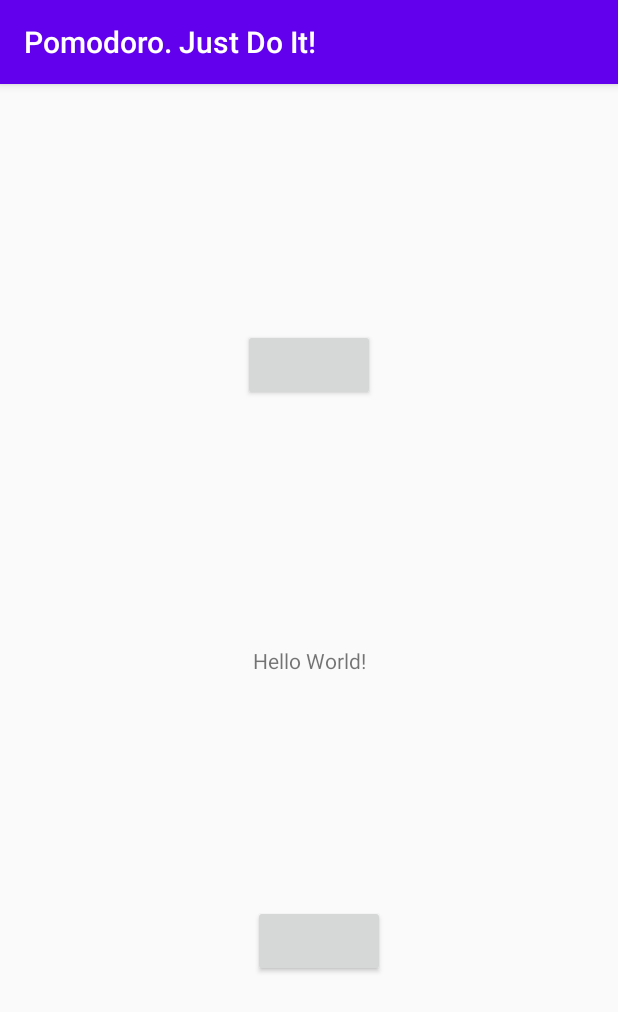
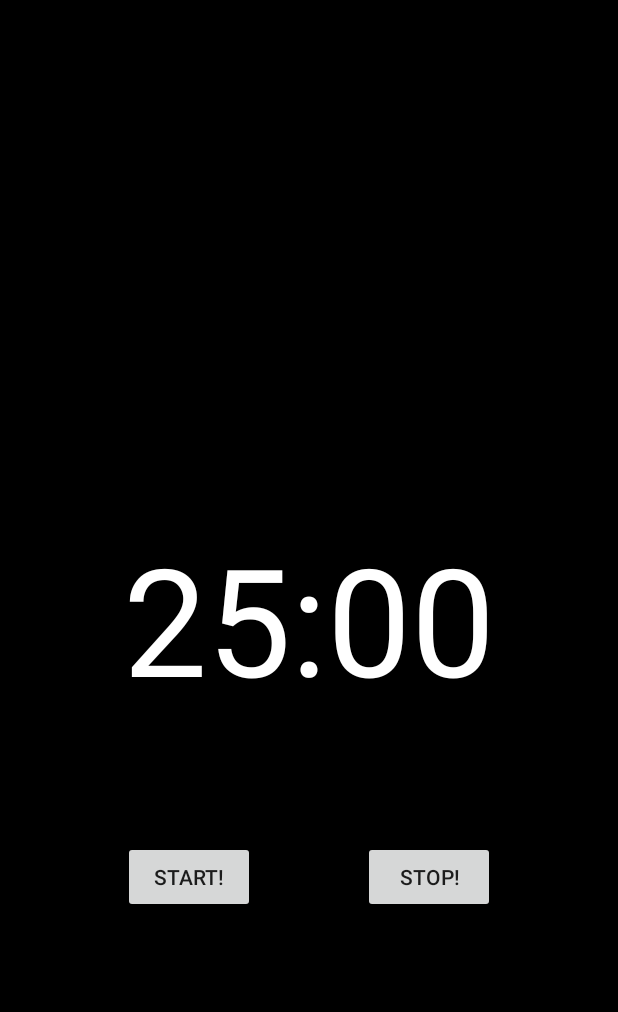
Before and after one commit to Ratiug-99/Pomodoro-Just-Do-It, an Android app: the screen it shows after launch (MainActivity), on a phone screen of 412 x 824 dp. Shown: the top 1012 px of the screen. Run offline under Robolectric (Android 15) with nearby library versions, the phone set to English and light mode, and no system bars.

Commit message:
some design

```diff
--- a/app/src/main/java/com/ratiug/dev/pomodorojustdoit/MainActivity.java
+++ b/app/src/main/java/com/ratiug/dev/pomodorojustdoit/MainActivity.java
@@ -8,6 +8,8 @@ import android.content.Context;
 import android.content.Intent;
 import android.content.IntentFilter;
 import android.content.ServiceConnection;
+import android.graphics.Bitmap;
+import android.graphics.BitmapFactory;
 import android.graphics.Color;
 import android.media.MediaPlayer;
 import android.os.Build;
@@ -61,26 +63,18 @@ public class MainActivity extends AppCompatActivity {
         setContentView(R.layout.activity_main);
         mDateFormat.setTimeZone(TimeZone.getTimeZone("UTC"));
         mTextViewTime = findViewById(R.id.tvTimer);
-        button = findViewById(R.id.tempbutton);
         mStartTimerBtn = findViewById(R.id.btnStart);
-
-        button.setOnClickListener(new View.OnClickListener() {
-            @Override
-            public void onClick(View view) {
-              //  CreateNotificationConcentration();
-            }
-        });
 
         mBroadcastReceiverTick = new BroadcastReceiver() {
             @Override
-            public void onReceive(Context context, Intent intent) { //todo create method
+            public void onReceive(Context context, Intent intent) {
                 updateTimeToFinish(intent);
             }
         };
 
         mFinishTimer = new BroadcastReceiver() {
             @Override
-            public void onReceive(Context context, Intent intent) { //todo create method
+            public void onReceive(Context context, Intent intent) {
                 finishTimer();
             }
         };
@@ -132,9 +126,10 @@ public class MainActivity extends AppCompatActivity {
         CreateNotificationConcentration(timeToFinish);
     }
 
-    private void CreateNotificationConcentration(String time) { //
+    private void CreateNotificationConcentration(String time) { //todo add onClickListener
         Log.d(TAG, "temp: ");
         String KEY_CHANNEL_TIMER = "KEY_CHANNEL_TIMER";
+        Bitmap bitmap = BitmapFactory.decodeResource(getResources(), R.drawable.ic_notifi_timer);
         NotificationCompat.Builder mBuilder = new NotificationCompat.Builder(getApplicationContext(), KEY_CHANNEL_TIMER)
                 .setSmallIcon(R.drawable.ic_notifi_timer)
                 .setContentTitle("Время концентрации")
--- a/app/src/main/res/layout/activity_main.xml
+++ b/app/src/main/res/layout/activity_main.xml
@@ -4,13 +4,16 @@
     xmlns:tools="http://schemas.android.com/tools"
     android:layout_width="match_parent"
     android:layout_height="match_parent"
+    android:background="@color/black"
     tools:context=".MainActivity">
 
     <TextView
         android:id="@+id/tvTimer"
         android:layout_width="wrap_content"
         android:layout_height="wrap_content"
-        android:text="Hello World!"
+        android:text="25:00"
+        android:textColor="@color/white"
+        android:textSize="100sp"
         app:layout_constraintBottom_toBottomOf="parent"
         app:layout_constraintLeft_toLeftOf="parent"
         app:layout_constraintRight_toRightOf="parent"
@@ -20,20 +23,17 @@
         android:id="@+id/btnStart"
         android:layout_width="wrap_content"
         android:layout_height="wrap_content"
+        android:text="@string/start"
         app:layout_constraintBottom_toBottomOf="parent"
         app:layout_constraintStart_toStartOf="@id/tvTimer"
         app:layout_constraintTop_toTopOf="@id/tvTimer" />
-
     <Button
-
-        android:id="@+id/tempbutton"
+        android:id="@+id/btnStop"
         android:layout_width="wrap_content"
         android:layout_height="wrap_content"
-        app:layout_constraintBottom_toTopOf="@+id/tvTimer"
-        app:layout_constraintEnd_toEndOf="parent"
-        app:layout_constraintHorizontal_bias="0.5"
-        app:layout_constraintStart_toStartOf="parent"
-        app:layout_constraintTop_toTopOf="parent"
-        tools:text="temptext" />
+        android:text="@string/stop"
+        app:layout_constraintBottom_toBottomOf="parent"
+        app:layout_constraintEnd_toEndOf="@id/tvTimer"
+        app:layout_constraintTop_toTopOf="@id/tvTimer" />
 
 </androidx.constraintlayout.widget.ConstraintLayout>
--- a/app/src/main/res/values/colors.xml
+++ b/app/src/main/res/values/colors.xml
@@ -1,6 +1,9 @@
 <?xml version="1.0" encoding="utf-8"?>
 <resources>
     <color name="colorPrimary">#6200EE</color>
-    <color name="colorPrimaryDark">#3700B3</color>
+    <color name="colorPrimaryDark">@color/black</color>
     <color name="colorAccent">#03DAC5</color>
+    //My colors
+    <color name="black">#000000</color>
+    <color name="white">#FFFF</color>
 </resources>
--- /dev/null
+++ b/app/src/main/res/values/ic_timer_background.xml
@@ -0,0 +1,4 @@
+<?xml version="1.0" encoding="utf-8"?>
+<resources>
+    <color name="ic_timer_background">#000000</color>
+</resources>
--- a/app/src/main/res/values/strings.xml
+++ b/app/src/main/res/values/strings.xml
@@ -1,3 +1,5 @@
 <resources>
     <string name="app_name">Pomodoro. Just Do It!</string>
+    <string name="start">Start!</string>
+    <string name="stop">Stop!</string>
 </resources>
--- a/app/src/main/res/values/styles.xml
+++ b/app/src/main/res/values/styles.xml
@@ -1,6 +1,6 @@
 <resources>
     <!-- Base application theme. -->
-    <style name="AppTheme" parent="Theme.AppCompat.Light.DarkActionBar">
+    <style name="AppTheme" parent="Theme.AppCompat.Light.NoActionBar">
         <!-- Customize your theme here. -->
         <item name="colorPrimary">@color/colorPrimary</item>
         <item name="colorPrimaryDark">@color/colorPrimaryDark</item>
```
Also changed, not shown: app/src/main/res/drawable/ic_timer_foreground.xml (added, +15 -0 lines), app/src/main/ic_timer-playstore.png (added).
